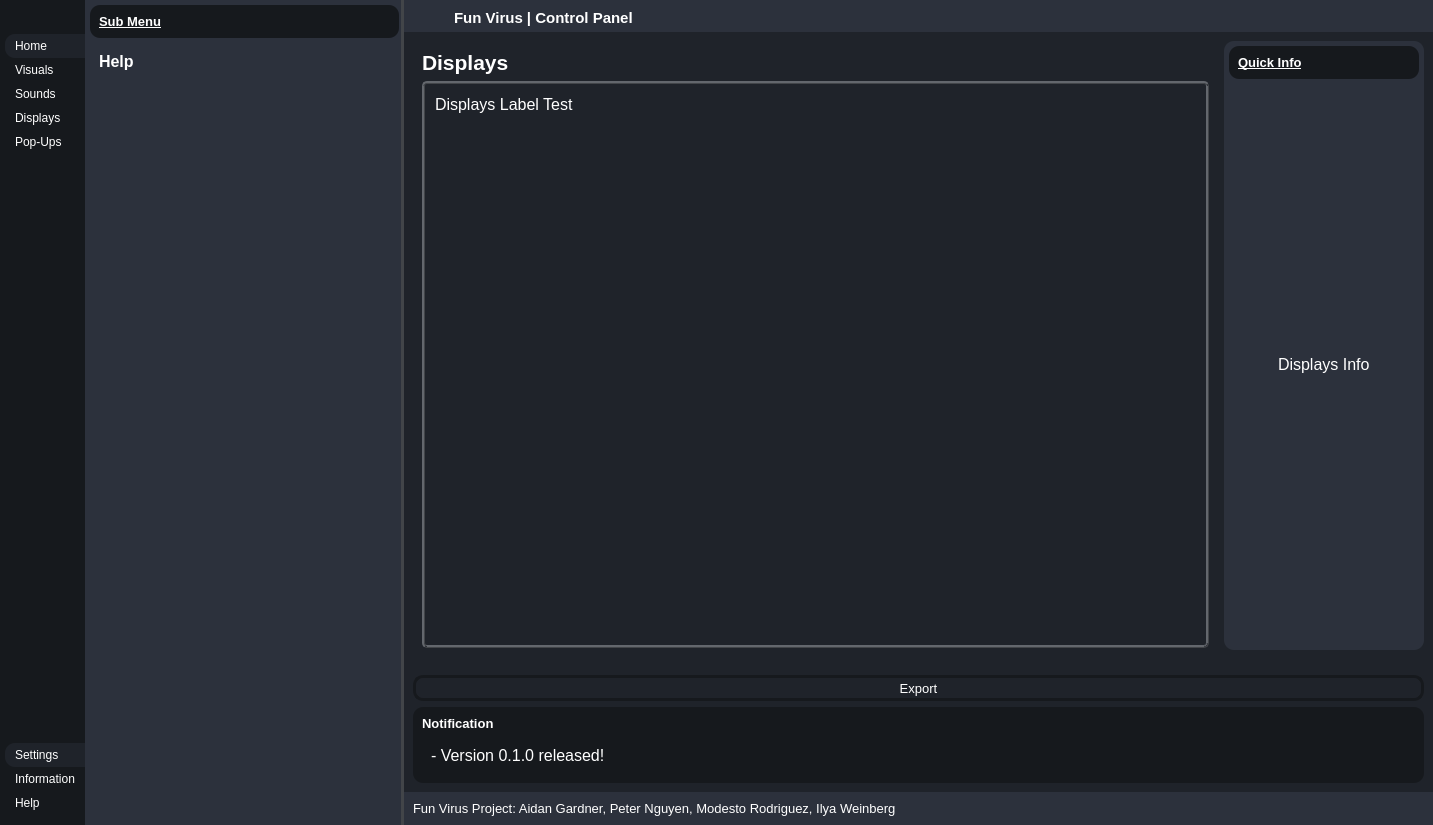
Old version of the form controlpanel.ui in the repository gardnera3/FunVirus.
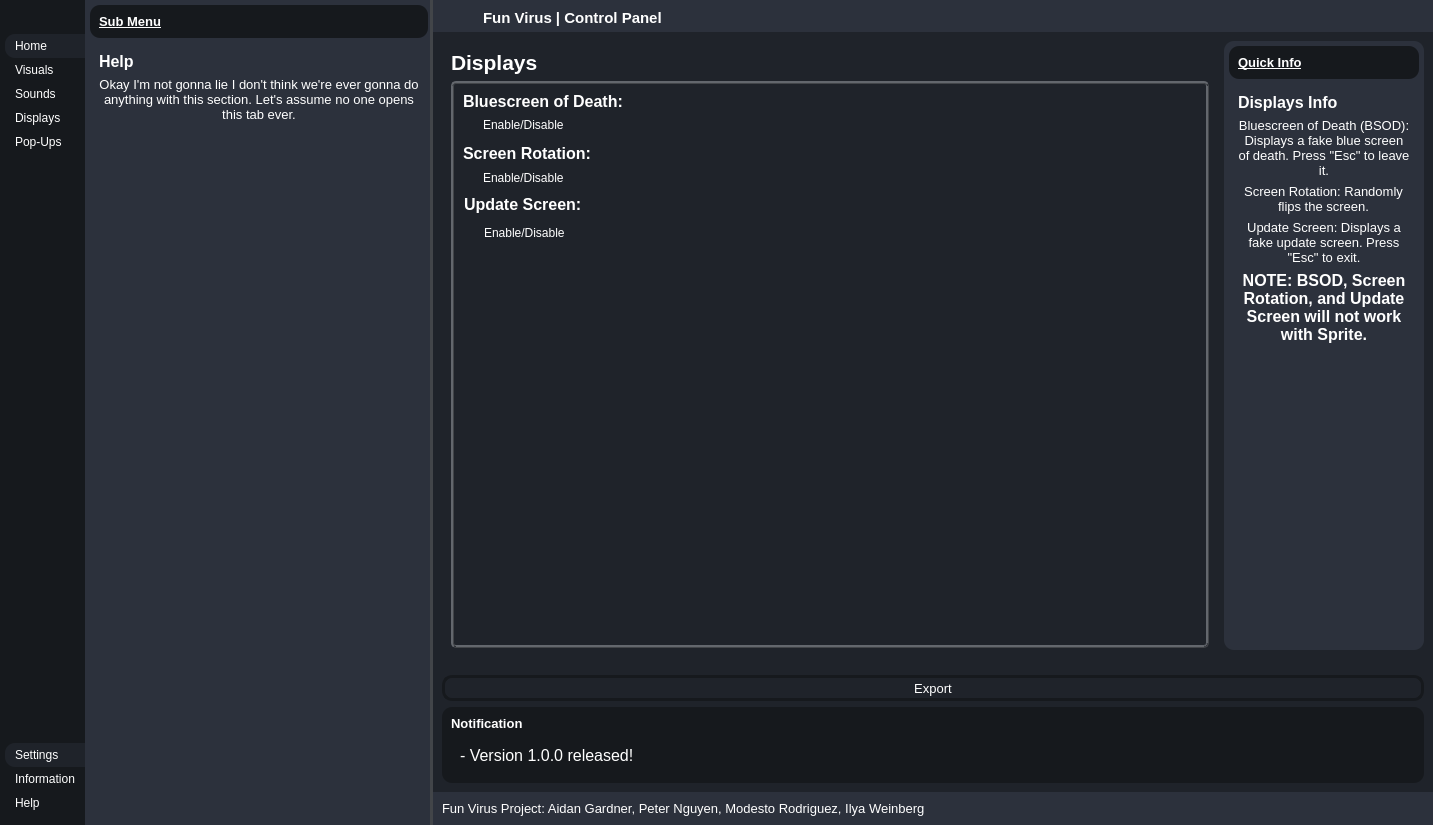
New version of the form. The open tabs and pages were chosen to show the change. Icons and pictures are not drawn.

```diff
--- a/controlpanel.ui
+++ b/controlpanel.ui
@@ -689,6 +689,37 @@
                 </property>
                </widget>
               </item>
+              <item alignment="Qt::AlignHCenter|Qt::AlignTop">
+               <widget class="QLabel" name="label_53">
+                <property name="font">
+                 <font>
+                  <pointsize>10</pointsize>
+                 </font>
+                </property>
+                <property name="text">
+                 <string>Okay I'm not gonna lie I don't think we're ever gonna do anything with this section. Let's assume no one opens this tab ever.</string>
+                </property>
+                <property name="alignment">
+                 <set>Qt::AlignCenter</set>
+                </property>
+                <property name="wordWrap">
+                 <bool>true</bool>
+                </property>
+               </widget>
+              </item>
+              <item>
+               <spacer name="verticalSpacer_9">
+                <property name="orientation">
+                 <enum>Qt::Vertical</enum>
+                </property>
+                <property name="sizeHint" stdset="0">
+                 <size>
+                  <width>20</width>
+                  <height>40</height>
+                 </size>
+                </property>
+               </spacer>
+              </item>
              </layout>
             </widget>
            </widget>
@@ -812,27 +843,7 @@
              <property name="bottomMargin">
               <number>0</number>
              </property>
-             <item>
-              <widget class="QPushButton" name="pushButton_7">
-               <property name="toolTip">
-                <string>More...</string>
-               </property>
-               <property name="text">
-                <string/>
-               </property>
-               <property name="icon">
-                <iconset>
-                 <normaloff>:/images/Assets/icons/more-horizontal.svg</normaloff>:/images/Assets/icons/more-horizontal.svg</iconset>
-               </property>
-               <property name="iconSize">
-                <size>
-                 <width>16</width>
-                 <height>16</height>
-                </size>
-               </property>
-              </widget>
-             </item>
-             <item>
+             <item alignment="Qt::AlignHCenter|Qt::AlignVCenter">
               <widget class="QPushButton" name="pushButton_6">
                <property name="toolTip">
                 <string>Profile</string>
@@ -1589,26 +1600,188 @@
                      <rect>
                       <x>0</x>
                       <y>0</y>
-                      <width>51</width>
-                      <height>16</height>
+                      <width>813</width>
+                      <height>536</height>
                      </rect>
                     </property>
-                    <widget class="QLabel" name="label_30">
+                    <widget class="QLabel" name="label_38">
                      <property name="geometry">
                       <rect>
-                       <x>10</x>
-                       <y>10</y>
-                       <width>141</width>
+                       <x>9</x>
+                       <y>8</y>
+                       <width>241</width>
+                       <height>19</height>
+                      </rect>
+                     </property>
+                     <property name="font">
+                      <font>
+                       <pointsize>12</pointsize>
+                       <weight>75</weight>
+                       <bold>true</bold>
+                      </font>
+                     </property>
+                     <property name="text">
+                      <string>Bluescreen of Death:</string>
+                     </property>
+                    </widget>
+                    <widget class="QCheckBox" name="BSOD">
+                     <property name="geometry">
+                      <rect>
+                       <x>9</x>
+                       <y>30</y>
+                       <width>121</width>
                        <height>21</height>
                       </rect>
                      </property>
+                     <property name="minimumSize">
+                      <size>
+                       <width>0</width>
+                       <height>0</height>
+                      </size>
+                     </property>
                      <property name="font">
                       <font>
+                       <weight>50</weight>
+                       <bold>false</bold>
+                      </font>
+                     </property>
+                     <property name="styleSheet">
+                      <string notr="true"/>
+                     </property>
+                     <property name="text">
+                      <string>Enable/Disable</string>
+                     </property>
+                     <property name="iconSize">
+                      <size>
+                       <width>25</width>
+                       <height>20</height>
+                      </size>
+                     </property>
+                     <property name="checkable">
+                      <bool>true</bool>
+                     </property>
+                     <property name="checked">
+                      <bool>false</bool>
+                     </property>
+                    </widget>
+                    <widget class="QLabel" name="label_39">
+                     <property name="geometry">
+                      <rect>
+                       <x>9</x>
+                       <y>60</y>
+                       <width>240</width>
+                       <height>19</height>
+                      </rect>
+                     </property>
+                     <property name="font">
+                      <font>
                        <pointsize>12</pointsize>
+                       <weight>75</weight>
+                       <bold>true</bold>
                       </font>
                      </property>
                      <property name="text">
-                      <string>Displays Label Test</string>
+                      <string>Screen Rotation:</string>
+                     </property>
+                    </widget>
+                    <widget class="QCheckBox" name="screenRotation">
+                     <property name="geometry">
+                      <rect>
+                       <x>9</x>
+                       <y>83</y>
+                       <width>121</width>
+                       <height>21</height>
+                      </rect>
+                     </property>
+                     <property name="minimumSize">
+                      <size>
+                       <width>0</width>
+                       <height>0</height>
+                      </size>
+                     </property>
+                     <property name="font">
+                      <font>
+                       <weight>50</weight>
+                       <bold>false</bold>
+                      </font>
+                     </property>
+                     <property name="styleSheet">
+                      <string notr="true"/>
+                     </property>
+                     <property name="text">
+                      <string>Enable/Disable</string>
+                     </property>
+                     <property name="iconSize">
+                      <size>
+                       <width>25</width>
+                       <height>20</height>
+                      </size>
+                     </property>
+                     <property name="checkable">
+                      <bool>true</bool>
+                     </property>
+                     <property name="checked">
+                      <bool>false</bool>
+                     </property>
+                    </widget>
+                    <widget class="QLabel" name="label_55">
+                     <property name="geometry">
+                      <rect>
+                       <x>10</x>
+                       <y>110</y>
+                       <width>240</width>
+                       <height>20</height>
+                      </rect>
+                     </property>
+                     <property name="font">
+                      <font>
+                       <pointsize>12</pointsize>
+                       <weight>75</weight>
+                       <bold>true</bold>
+                      </font>
+                     </property>
+                     <property name="text">
+                      <string>Update Screen:</string>
+                     </property>
+                    </widget>
+                    <widget class="QCheckBox" name="updateScreen">
+                     <property name="geometry">
+                      <rect>
+                       <x>10</x>
+                       <y>139</y>
+                       <width>131</width>
+                       <height>20</height>
+                      </rect>
+                     </property>
+                     <property name="minimumSize">
+                      <size>
+                       <width>0</width>
+                       <height>0</height>
+                      </size>
+                     </property>
+                     <property name="font">
+                      <font>
+                       <weight>50</weight>
+                       <bold>false</bold>
+                      </font>
+                     </property>
+                     <property name="styleSheet">
+                      <string notr="true"/>
+                     </property>
+                     <property name="text">
+                      <string>Enable/Disable</string>
+                     </property>
+                     <property name="iconSize">
+                      <size>
+                       <width>25</width>
+                       <height>20</height>
+                      </size>
+                     </property>
+                     <property name="checkable">
+                      <bool>true</bool>
+                     </property>
+                     <property name="checked">
+                      <bool>false</bool>
                      </property>
                     </widget>
                    </widget>
@@ -1842,7 +2015,63 @@
                        </font>
                       </property>
                       <property name="text">
-                       <string>Another example text, showing the spacing</string>
+                       <string>Sprite Mode: Select if you want the sprite to be a PNG, GIF, or MOV.</string>
+                      </property>
+                      <property name="alignment">
+                       <set>Qt::AlignCenter</set>
+                      </property>
+                      <property name="wordWrap">
+                       <bool>true</bool>
+                      </property>
+                     </widget>
+                    </item>
+                    <item alignment="Qt::AlignTop">
+                     <widget class="QLabel" name="label_29">
+                      <property name="font">
+                       <font>
+                        <pointsize>10</pointsize>
+                       </font>
+                      </property>
+                      <property name="text">
+                       <string>Sprite Preview: See how the sprite will look in real time.</string>
+                      </property>
+                      <property name="alignment">
+                       <set>Qt::AlignCenter</set>
+                      </property>
+                      <property name="wordWrap">
+                       <bool>true</bool>
+                      </property>
+                     </widget>
+                    </item>
+                    <item alignment="Qt::AlignTop">
+                     <widget class="QLabel" name="label_30">
+                      <property name="font">
+                       <font>
+                        <pointsize>10</pointsize>
+                       </font>
+                      </property>
+                      <property name="text">
+                       <string>Sliders: Edit the speed of the sprites motion and the size of the sprite.</string>
+                      </property>
+                      <property name="alignment">
+                       <set>Qt::AlignCenter</set>
+                      </property>
+                      <property name="wordWrap">
+                       <bool>true</bool>
+                      </property>
+                     </widget>
+                    </item>
+                    <item>
+                     <widget class="QLabel" name="label_54">
+                      <property name="font">
+                       <font>
+                        <pointsize>12</pointsize>
+                        <weight>75</weight>
+                        <bold>true</bold>
+                       </font>
+                      </property>
+                      <property name="text">
+                       <string>NOTE: Sprite will not work with BSOD, Screen Rotation, and Update Screen</string>
                       </property>
                       <property name="alignment">
                        <set>Qt::AlignCenter</set>
@@ -1885,11 +2114,13 @@
                   </widget>
                   <widget class="QWidget" name="page_12">
                    <layout class="QVBoxLayout" name="verticalLayout_25">
-                    <item alignment="Qt::AlignHCenter">
+                    <item alignment="Qt::AlignLeft|Qt::AlignTop">
                      <widget class="QLabel" name="label_19">
                       <property name="font">
                        <font>
                         <pointsize>12</pointsize>
+                        <weight>75</weight>
+                        <bold>true</bold>
                        </font>
                       </property>
                       <property name="text">
@@ -1897,6 +2128,93 @@
                       </property>
                      </widget>
                     </item>
+                    <item alignment="Qt::AlignHCenter|Qt::AlignTop">
+                     <widget class="QLabel" name="label_48">
+                      <property name="font">
+                       <font>
+                        <pointsize>10</pointsize>
+                       </font>
+                      </property>
+                      <property name="text">
+                       <string>Bluescreen of Death (BSOD): Displays a fake blue screen of death. Press &quot;Esc&quot; to leave it.</string>
+                      </property>
+                      <property name="alignment">
+                       <set>Qt::AlignCenter</set>
+                      </property>
+                      <property name="wordWrap">
+                       <bool>true</bool>
+                      </property>
+                     </widget>
+                    </item>
+                    <item alignment="Qt::AlignHCenter|Qt::AlignTop">
+                     <widget class="QLabel" name="label_49">
+                      <property name="font">
+                       <font>
+                        <pointsize>10</pointsize>
+                       </font>
+                      </property>
+                      <property name="text">
+                       <string>Screen Rotation: Randomly flips the screen.</string>
+                      </property>
+                      <property name="alignment">
+                       <set>Qt::AlignCenter</set>
+                      </property>
+                      <property name="wordWrap">
+                       <bool>true</bool>
+                      </property>
+                     </widget>
+                    </item>
+                    <item alignment="Qt::AlignHCenter|Qt::AlignTop">
+                     <widget class="QLabel" name="label_52">
+                      <property name="font">
+                       <font>
+                        <pointsize>10</pointsize>
+                       </font>
+                      </property>
+                      <property name="text">
+                       <string>Update Screen: Displays a fake update screen. Press &quot;Esc&quot; to exit.</string>
+                      </property>
+                      <property name="alignment">
+                       <set>Qt::AlignCenter</set>
+                      </property>
+                      <property name="wordWrap">
+                       <bool>true</bool>
+                      </property>
+                     </widget>
+                    </item>
+                    <item alignment="Qt::AlignHCenter|Qt::AlignTop">
+                     <widget class="QLabel" name="label_43">
+                      <property name="font">
+                       <font>
+                        <pointsize>12</pointsize>
+                        <weight>75</weight>
+                        <bold>true</bold>
+                       </font>
+                      </property>
+                      <property name="text">
+                       <string>NOTE: BSOD, Screen Rotation, and Update Screen will not work with Sprite.</string>
+                      </property>
+                      <property name="alignment">
+                       <set>Qt::AlignCenter</set>
+                      </property>
+                      <property name="wordWrap">
+                       <bool>true</bool>
+                      </property>
+                     </widget>
+                    </item>
+                    <item>
+                     <spacer name="verticalSpacer_7">
+                      <property name="orientation">
+                       <enum>Qt::Vertical</enum>
+                      </property>
+                      <property name="sizeHint" stdset="0">
+                       <size>
+                        <width>20</width>
+                        <height>40</height>
+                       </size>
+                      </property>
+                     </spacer>
+                    </item>
                    </layout>
                   </widget>
                   <widget class="QWidget" name="page_13">
@@ -1985,7 +2303,7 @@
                    </font>
                   </property>
                   <property name="text">
-                   <string>- Version 0.1.0 released!</string>
+                   <string>- Version 1.0.0 released!</string>
                   </property>
                  </widget>
                 </item>
```
Left out of the diff: 419 changed lines with no effect on the pictures.
